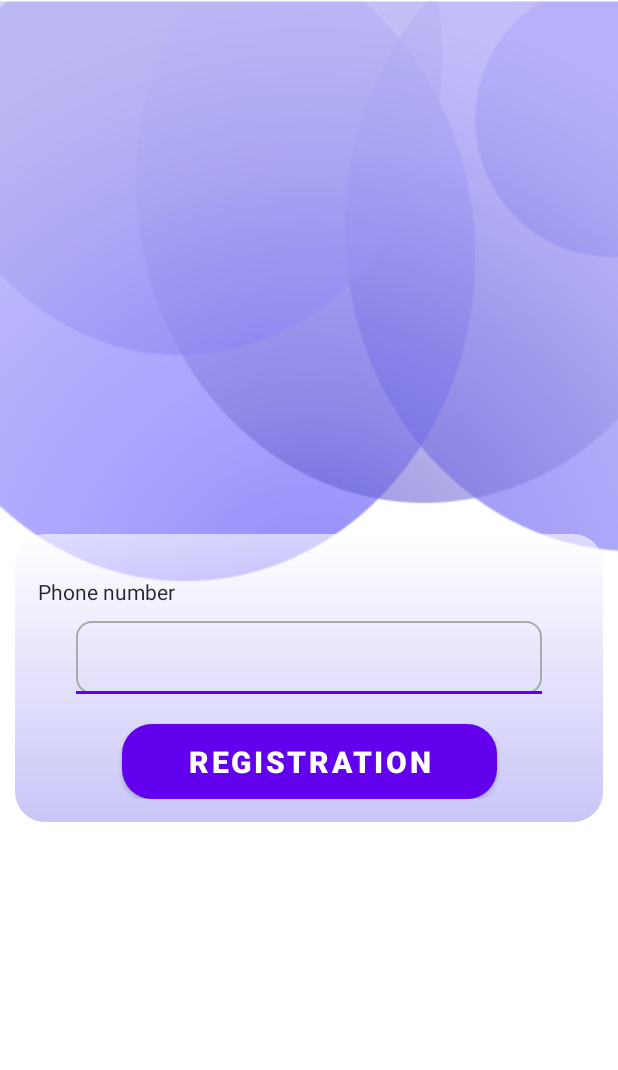
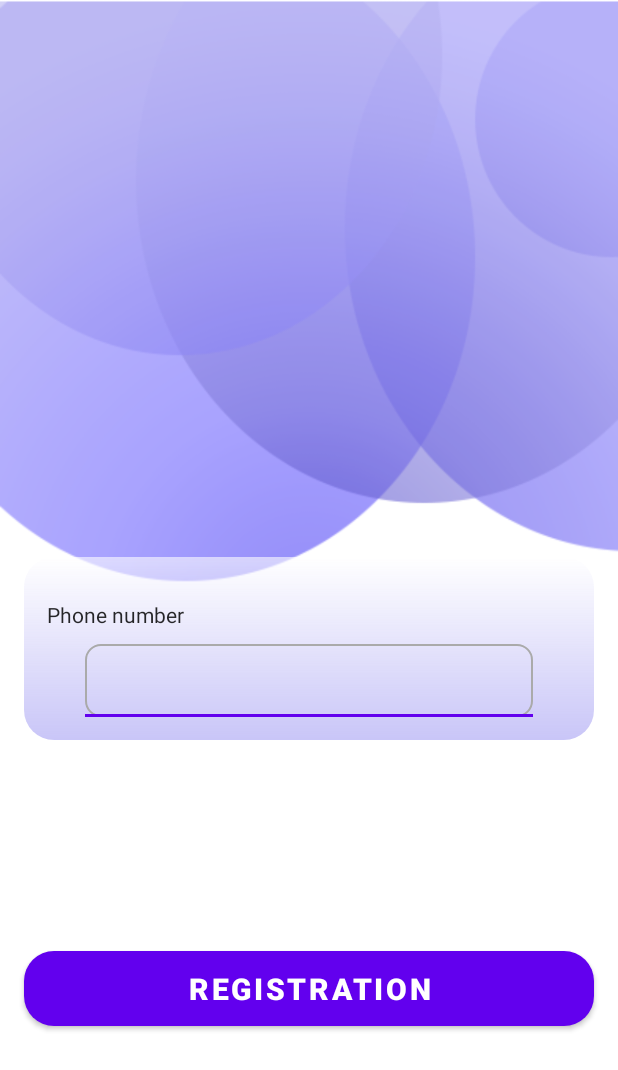
Before and after one commit to KomiljonTurayev/QQB_TRANS, an Android app: the layout fragment_auth.xml on its own in the app's theme, with its tools: preview values and no code run, on a phone screen of 412 x 824 dp. Shown: the top 1070 px of the screen. Run offline under Robolectric (Android 15) with nearby library versions, the phone set to English and light mode, and no system bars; plain views replace MaskedEditText.

Commit message:
fix button

```diff
--- a/app/src/main/res/layout/fragment_auth.xml
+++ b/app/src/main/res/layout/fragment_auth.xml
@@ -2,25 +2,29 @@
 <FrameLayout xmlns:android="http://schemas.android.com/apk/res/android"
     xmlns:app="http://schemas.android.com/apk/res-auto"
     android:layout_width="match_parent"
-    android:background="@drawable/background"
+    android:layout_height="match_parent"
+    android:background="@drawable/background">
+
+    <androidx.constraintlayout.widget.ConstraintLayout
+        android:layout_width="match_parent"
         android:layout_height="match_parent">
-
 
         <androidx.constraintlayout.widget.ConstraintLayout
             android:id="@+id/lin"
             android:layout_width="match_parent"
             android:layout_height="wrap_content"
+            android:layout_gravity="center"
+            android:layout_marginStart="16dp"
             android:layout_marginTop="40dp"
-        android:layout_marginRight="10dp"
-        android:layout_marginLeft="10dp"
-        android:padding="15dp"
-        android:layout_gravity="center"
+            android:layout_marginEnd="16dp"
             android:background="@drawable/shape"
             android:orientation="vertical"
+            android:padding="15dp"
             app:layout_constraintBottom_toBottomOf="parent"
             app:layout_constraintLeft_toLeftOf="parent"
             app:layout_constraintRight_toRightOf="parent"
             app:layout_constraintTop_toTopOf="parent">
+
             <TextView
                 android:id="@+id/ph"
                 android:layout_width="wrap_content"
@@ -51,40 +55,45 @@
                     android:padding="13dp"
                     app:mask="+998 ** *** ** **"
                     app:notMaskedSymbol="*" />
+
+
             </com.google.android.material.textfield.TextInputLayout>
+
+        </androidx.constraintlayout.widget.ConstraintLayout>
 
         <Button
             android:id="@+id/reg"
-            android:layout_width="250dp"
+            android:layout_width="match_parent"
             android:layout_height="50dp"
+            android:layout_gravity="center_horizontal|bottom"
+            android:layout_marginLeft="16dp"
+            android:layout_marginRight="16dp"
             android:background="@drawable/button_back"
+            android:gravity="center"
             android:text="Registration"
-            android:layout_gravity="center_horizontal|bottom"
             android:textColor="#fff"
             android:textSize="20sp"
-            android:layout_marginBottom="15dp"
-            android:gravity="center"
             android:textStyle="bold"
-            android:layout_marginTop="20dp"
-            app:layout_constraintTop_toBottomOf="@id/PN"
+            app:layout_constraintBottom_toBottomOf="parent"
             app:layout_constraintLeft_toLeftOf="parent"
-            app:layout_constraintRight_toRightOf="parent" />
+            app:layout_constraintRight_toRightOf="parent"
+            app:layout_constraintTop_toBottomOf="@+id/lin" />
+
     </androidx.constraintlayout.widget.ConstraintLayout>
 
-
-
     <LinearLayout
-        android:gravity="center"
         android:id="@+id/view"
-        app:layout_constraintEnd_toEndOf="parent"
-        app:layout_constraintTop_toTopOf="parent"
-        app:layout_constraintBottom_toBottomOf="parent"
-        app:layout_constraintStart_toStartOf="parent"
         android:layout_width="match_parent"
         android:layout_height="match_parent"
         android:background="#92212223"
+        android:gravity="center"
+        android:orientation="horizontal"
         android:visibility="gone"
-        android:orientation="horizontal">
+        app:layout_constraintBottom_toBottomOf="parent"
+        app:layout_constraintEnd_toEndOf="parent"
+        app:layout_constraintStart_toStartOf="parent"
+        app:layout_constraintTop_toTopOf="parent">
+
         <androidx.core.widget.ContentLoadingProgressBar
             android:id="@+id/progress"
             style="?android:attr/progressBarStyleLarge"
--- a/build.gradle
+++ b/build.gradle
@@ -6,7 +6,7 @@ buildscript {
         mavenCentral()
     }
     dependencies {
-        classpath 'com.android.tools.build:gradle:4.2.1'
+        classpath 'com.android.tools.build:gradle:4.0.1'
         classpath "org.jetbrains.kotlin:kotlin-gradle-plugin:$kotlin_version"
 
 
```
Also changed, not shown: app/src/main/res/layout/fragment_home.xml (+36 -31 lines), gradle/wrapper/gradle-wrapper.properties. Lines whose indentation alone changed are shown as unchanged.
